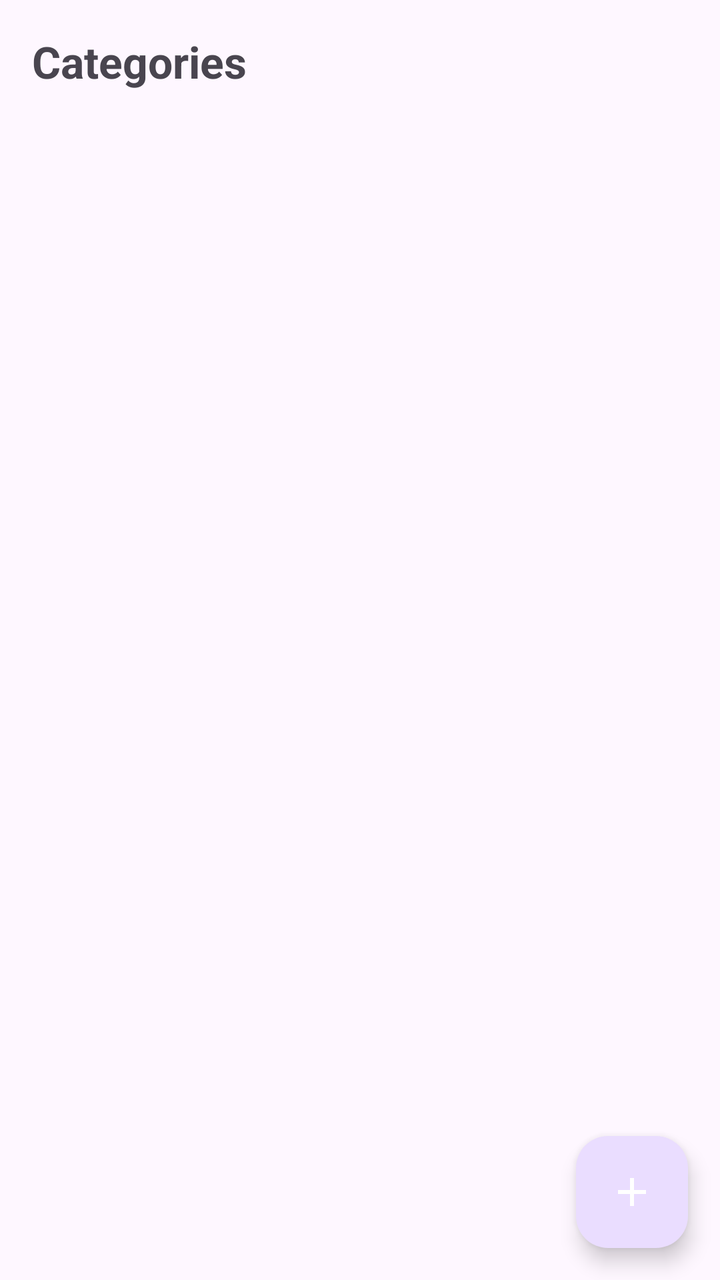
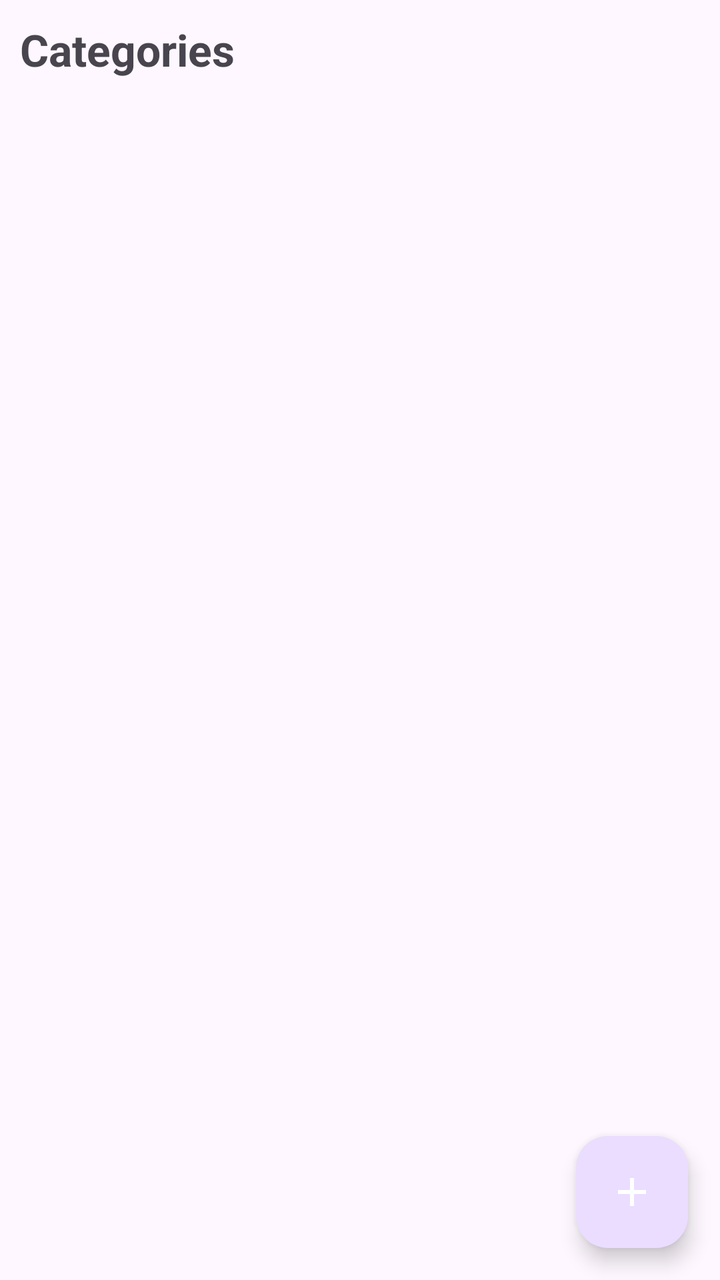

Compare the two renders of this Android layout. The source of the first and the diff that turns it into the second are given below.
<!-- AndroidManifest.xml: application theme Theme.ExpenseTracker -->
<!-- res/layout/fragment_category.xml -->
<?xml version="1.0" encoding="utf-8"?>
<androidx.constraintlayout.widget.ConstraintLayout xmlns:android="http://schemas.android.com/apk/res/android"
    xmlns:app="http://schemas.android.com/apk/res-auto"
    android:layout_width="match_parent"
    android:layout_height="match_parent"
    xmlns:tools="http://schemas.android.com/tools">

    
    <TextView
        android:id="@+id/tvTitle"
        android:layout_width="wrap_content"
        android:layout_height="wrap_content"
        android:text="@string/categories"
        android:textSize="22sp"
        android:textStyle="bold"
        android:layout_margin="16dp"
        app:layout_constraintTop_toTopOf="parent"
        app:layout_constraintStart_toStartOf="parent" />

    
    <androidx.recyclerview.widget.RecyclerView
        android:id="@+id/rvCategories"
        android:layout_width="0dp"
        android:layout_height="0dp"
        android:layout_marginTop="8dp"
        app:layout_constraintTop_toBottomOf="@id/tvTitle"
        app:layout_constraintBottom_toBottomOf="parent"
        app:layout_constraintStart_toStartOf="parent"
        app:layout_constraintEnd_toEndOf="parent"
        android:padding="8dp"
        tools:listitem="@layout/item_category"/>

    
    <com.google.android.material.floatingactionbutton.FloatingActionButton
        android:id="@+id/fabAddCategory"
        android:layout_width="wrap_content"
        android:layout_height="wrap_content"
        android:src="@drawable/ic_add"
        app:tint="@android:color/white"
        app:layout_constraintBottom_toBottomOf="parent"
        app:layout_constraintEnd_toEndOf="parent"
        android:layout_margin="16dp"/>

</androidx.constraintlayout.widget.ConstraintLayout>
<!-- res/layout/item_category.xml (included above) -->
<?xml version="1.0" encoding="utf-8"?>
<androidx.cardview.widget.CardView
    xmlns:android="http://schemas.android.com/apk/res/android"
    xmlns:app="http://schemas.android.com/apk/res-auto"
    android:layout_width="match_parent"
    android:layout_height="wrap_content"
    android:layout_margin="6dp"
    app:cardCornerRadius="12dp"
    app:cardElevation="4dp">

    <LinearLayout
        android:layout_width="match_parent"
        android:layout_height="wrap_content"
        android:orientation="horizontal"
        android:padding="8dp"
        android:gravity="center_vertical">

        
        <ImageView
            android:id="@+id/imgIcon"
            android:layout_width="40dp"
            android:layout_height="40dp"
            android:src="@drawable/ic_category"
            app:tint="@android:color/holo_purple" />

        
        <TextView
            android:id="@+id/tvCategoryName"
            android:layout_width="0dp"
            android:layout_height="wrap_content"
            android:layout_weight="1"
            android:layout_marginStart="16dp"
            android:text="Food"
            android:textSize="16sp"
            android:textStyle="bold"/>

        
        <ImageView
            android:layout_width="24dp"
            android:layout_height="24dp"
            android:src="@drawable/ic_arrow_right"
            app:tint="@android:color/darker_gray" />

    </LinearLayout>

</androidx.cardview.widget.CardView>
<!-- resources referenced by this layout -->
<resources>
  <!-- drawable ic_add (drawable) -->
  <vector xmlns:android="http://schemas.android.com/apk/res/android" android:height="24dp" android:tint="@color/green" android:viewportHeight="24" android:viewportWidth="24" android:width="24dp">
        
      <path android:fillColor="@android:color/white" android:pathData="M19,13h-6v6h-2v-6H5v-2h6V5h2v6h6v2z"/>
      
  </vector>
  <!-- drawable ic_arrow_right (drawable) -->
  <vector xmlns:android="http://schemas.android.com/apk/res/android" android:autoMirrored="true" android:height="24dp" android:tint="#000000" android:viewportHeight="960" android:viewportWidth="960" android:width="24dp">
        
      <path android:fillColor="@android:color/white" android:pathData="M504,480L320,296L376,240L616,480L376,720L320,664L504,480Z"/>
      
  </vector>
  <!-- drawable ic_category (drawable) -->
  <vector xmlns:android="http://schemas.android.com/apk/res/android" android:height="24dp" android:tint="#000000" android:viewportHeight="960" android:viewportWidth="960" android:width="24dp">
        
      <path android:fillColor="@android:color/white" android:pathData="M340,680Q365,680 382.5,662.5Q400,645 400,620Q400,595 382.5,577.5Q365,560 340,560Q315,560 297.5,577.5Q280,595 280,620Q280,645 297.5,662.5Q315,680 340,680ZM340,400Q365,400 382.5,382.5Q400,365 400,340Q400,315 382.5,297.5Q365,280 340,280Q315,280 297.5,297.5Q280,315 280,340Q280,365 297.5,382.5Q315,400 340,400ZM620,680Q645,680 662.5,662.5Q680,645 680,620Q680,595 662.5,577.5Q645,560 620,560Q595,560 577.5,577.5Q560,595 560,620Q560,645 577.5,662.5Q595,680 620,680ZM620,400Q645,400 662.5,382.5Q680,365 680,340Q680,315 662.5,297.5Q645,280 620,280Q595,280 577.5,297.5Q560,315 560,340Q560,365 577.5,382.5Q595,400 620,400ZM200,840Q167,840 143.5,816.5Q120,793 120,760L120,200Q120,167 143.5,143.5Q167,120 200,120L760,120Q793,120 816.5,143.5Q840,167 840,200L840,760Q840,793 816.5,816.5Q793,840 760,840L200,840ZM200,760L760,760Q760,760 760,760Q760,760 760,760L760,200Q760,200 760,200Q760,200 760,200L200,200Q200,200 200,200Q200,200 200,200L200,760Q200,760 200,760Q200,760 200,760ZM200,200L200,200Q200,200 200,200Q200,200 200,200L200,760Q200,760 200,760Q200,760 200,760L200,760Q200,760 200,760Q200,760 200,760L200,200Q200,200 200,200Q200,200 200,200Z"/>
      
  </vector>
  <string name="categories">Categories</string>
  <style name="Theme.ExpenseTracker" parent="Theme.Material3.Light.NoActionBar" />
  <color name="green">#42A611</color>
</resources>

<!-- the commit's change to res/layout/fragment_category.xml (unified diff, before → after) -->
@@ -13,7 +13,7 @@
         android:text="@string/categories"
         android:textSize="22sp"
         android:textStyle="bold"
-        android:layout_margin="16dp"
+        android:layout_margin="10dp"
         app:layout_constraintTop_toTopOf="parent"
         app:layout_constraintStart_toStartOf="parent" />
 
